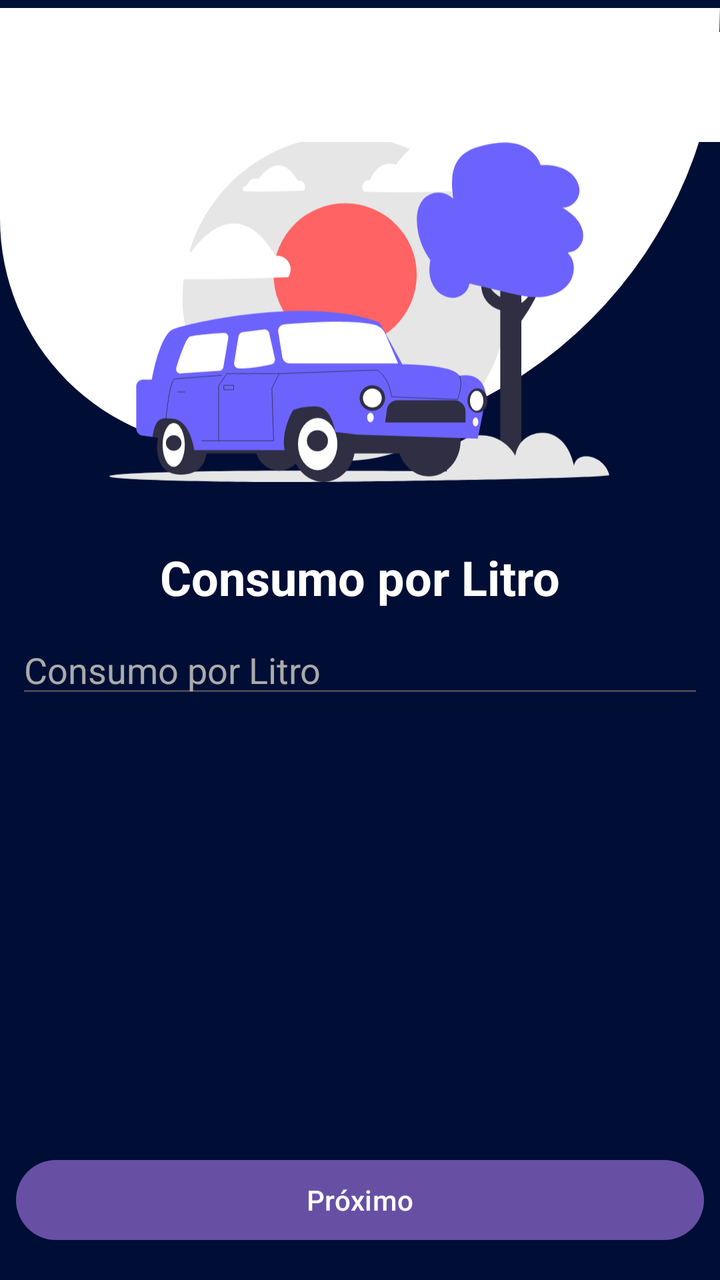
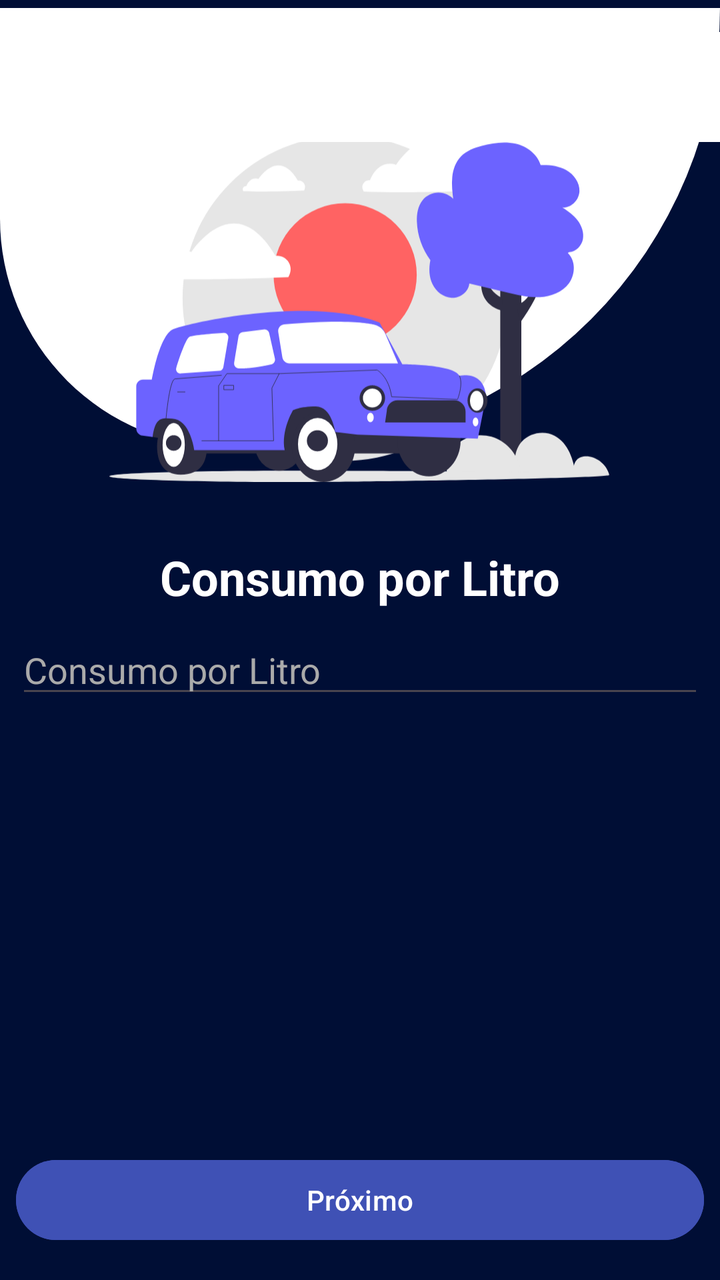

An Android layout rendered at two revisions. The XML below is the earlier revision; the diff shows what the commit changed to produce the second picture.
<!-- AndroidManifest.xml: application theme Theme.FuelCalculator -->
<!-- res/layout/activity_consumo_por_litro.xml -->
<?xml version="1.0" encoding="utf-8"?>
<androidx.constraintlayout.widget.ConstraintLayout xmlns:android="http://schemas.android.com/apk/res/android"
    xmlns:app="http://schemas.android.com/apk/res-auto"
    xmlns:tools="http://schemas.android.com/tools"
    android:id="@+id/main"
    android:background="@color/background"
    android:layout_width="match_parent"
    android:layout_height="match_parent"
    tools:context=".ConsumoPorLitroActivity">

    <LinearLayout
        android:id="@+id/linearLayout"
        android:layout_width="match_parent"
        android:layout_height="220dp"
        android:layout_marginTop="4dp"
        android:background="@drawable/bg_rounded"
        android:gravity="center"
        app:layout_constraintEnd_toEndOf="parent"
        app:layout_constraintHorizontal_bias="1.0"
        app:layout_constraintStart_toStartOf="parent"
        app:layout_constraintTop_toTopOf="parent" />

    <EditText
        android:id="@+id/edtConsumoLitro"
        android:layout_width="0dp"
        android:layout_height="wrap_content"
        android:layout_marginStart="8dp"
        android:layout_marginTop="8dp"
        android:layout_marginEnd="8dp"
        android:ems="10"
        android:hint="Consumo por Litro"
        android:inputType="number"
        android:textColor="@color/white"
        android:textColorHint="@android:color/darker_gray"
        app:layout_constraintEnd_toEndOf="parent"
        app:layout_constraintHorizontal_bias="0.0"
        app:layout_constraintStart_toStartOf="parent"
        app:layout_constraintTop_toBottomOf="@+id/tvConsumoTitulo" />

    <Button
        android:id="@+id/btnConsumoLitroProximo"
        android:layout_width="0dp"
        android:layout_height="wrap_content"
        android:layout_marginStart="8dp"
        android:layout_marginEnd="8dp"
        android:layout_marginBottom="16dp"
        android:text="Próximo"
        app:layout_constraintBottom_toBottomOf="parent"
        app:layout_constraintEnd_toEndOf="parent"
        app:layout_constraintStart_toStartOf="parent" />

    <ImageView
        android:id="@+id/imageView"
        android:layout_width="250dp"
        android:layout_height="220dp"
        android:layout_marginTop="16dp"
        android:src="@drawable/icon_pin_consumo"
        app:layout_constraintBottom_toBottomOf="parent"
        app:layout_constraintEnd_toEndOf="parent"
        app:layout_constraintHorizontal_bias="0.496"
        app:layout_constraintStart_toStartOf="parent"
        app:layout_constraintTop_toTopOf="parent"
        app:layout_constraintVertical_bias="0.07" />

    <TextView
        android:id="@+id/tvConsumoTitulo"
        android:layout_width="wrap_content"
        android:layout_height="wrap_content"
        android:layout_marginTop="8dp"
        android:text="Consumo por Litro"
        android:textColor="@color/white"
        android:textSize="24sp"
        android:textStyle="bold"
        app:layout_constraintEnd_toEndOf="parent"
        app:layout_constraintStart_toStartOf="parent"
        app:layout_constraintTop_toBottomOf="@+id/imageView" />

    <com.google.android.material.appbar.MaterialToolbar
        android:id="@+id/toolbar_consumo_por_litro"
        android:layout_width="378dp"
        android:layout_height="55dp"
        android:layout_marginTop="16dp"
        android:background="@color/white"
        android:minHeight="?attr/actionBarSize"
        app:layout_constraintEnd_toEndOf="parent"
        app:layout_constraintHorizontal_bias="0.34"
        app:layout_constraintStart_toStartOf="parent"
        app:layout_constraintTop_toTopOf="parent"
        app:title=" " />

</androidx.constraintlayout.widget.ConstraintLayout>
<!-- resources referenced by this layout -->
<resources>
  <color name="background">#000E35</color>
  <color name="white">#FFFFFFFF</color>
  <!-- drawable bg_rounded (drawable) -->
  <?xml version="1.0" encoding="utf-8"?>
  <shape xmlns:android="http://schemas.android.com/apk/res/android"
      android:shape="rectangle">
  
      <solid android:color="@android:color/white"/>
  
      <corners
          android:topLeftRadius="0dp"
          android:topRightRadius="0dp"
          android:bottomLeftRadius="120dp"
          android:bottomRightRadius="230dp"/>
  
      <padding
          android:left="12dp"
          android:top="12dp"
          android:right="12dp"
          android:bottom="12dp"/>
  
  </shape>
  <!-- drawable icon_pin_consumo: vector/xml drawable (drawable, 9312 chars, omitted) -->
  <style name="Theme.FuelCalculator" parent="Base.Theme.FuelCalculator" />
  <style name="Base.Theme.FuelCalculator" parent="Theme.Material3.DayNight.NoActionBar">
          
          
      </style>
</resources>

<!-- the commit's change to res/layout/activity_consumo_por_litro.xml (unified diff, before → after) -->
@@ -44,6 +44,7 @@
         android:layout_marginStart="8dp"
         android:layout_marginEnd="8dp"
         android:layout_marginBottom="16dp"
+        android:backgroundTint="#3F51B5"
         android:text="Próximo"
         app:layout_constraintBottom_toBottomOf="parent"
         app:layout_constraintEnd_toEndOf="parent"
